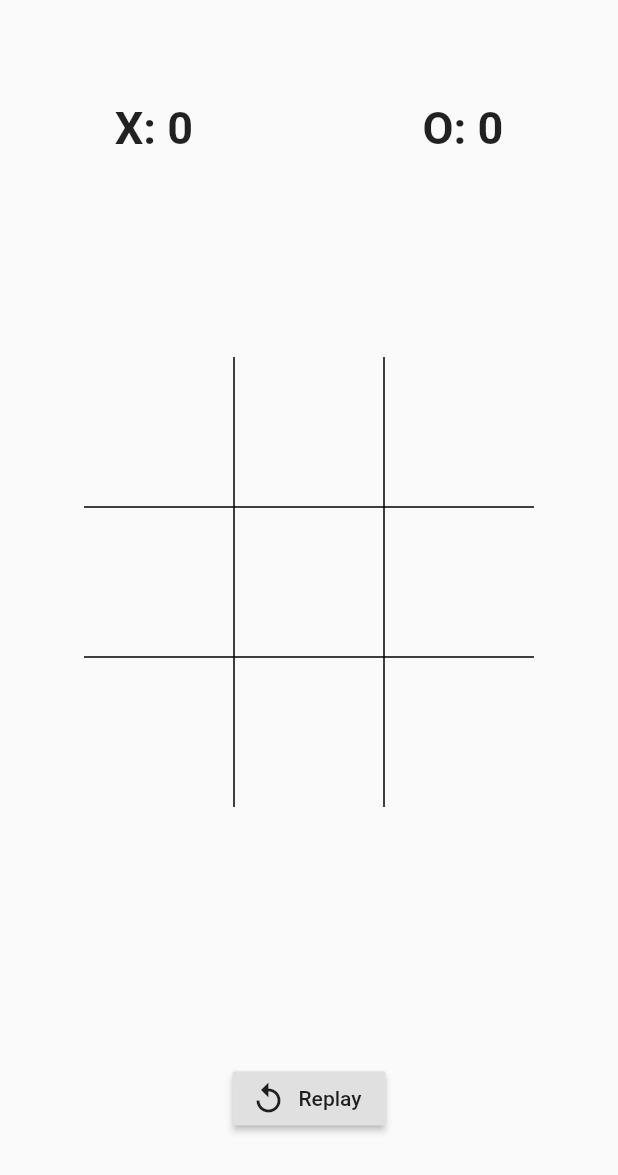
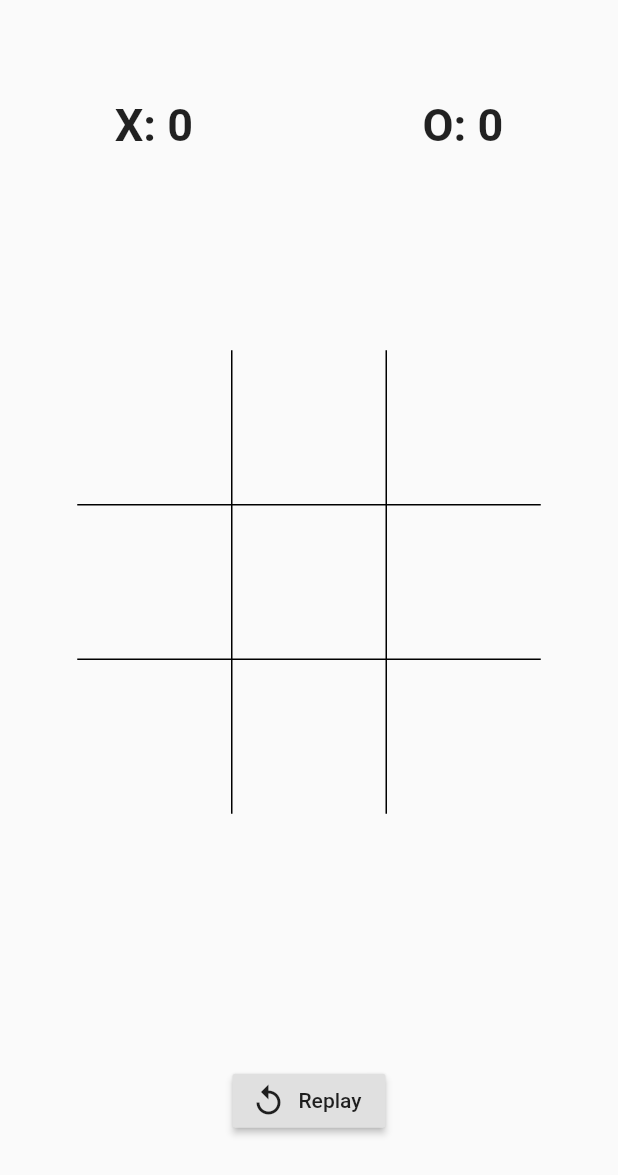
Before and after one commit to beevatsyu/flutter-tictactoe, a Flutter app: the screen it shows after launch, on a phone screen of 412 x 824 dp. Shown: the top 1175 px of the screen. Run offline on Flutter 3.47's test engine with Material 2 defaults, Android fonts, the light colour scheme and no system bars.

Commit message:
Implemented dynamic size.

```diff
--- a/lib/cell.dart
+++ b/lib/cell.dart
@@ -52,16 +52,17 @@ class _CellState extends State<Cell> {
           }
         },
         child: marked
-            ? Center(
+            ? FittedBox(
+              child: Padding(
+                padding: const EdgeInsets.all(4.0),
                 child: Text(
                   mark,
                   style: TextStyle(
-                    fontSize: 50,
-                    fontWeight: highlighted ? FontWeight.bold : null,
+                    color: highlighted ? Colors.red : null,
                   ),
-                  textAlign: TextAlign.center,
                 ),
-              )
+              ),
+            )
             : null,
       ),
     );
--- a/lib/game.dart
+++ b/lib/game.dart
@@ -1,3 +1,5 @@
+import 'dart:math';
+
 import 'package:flutter/material.dart';
 import 'result.dart';
 import 'score.dart';
@@ -40,6 +42,9 @@ class _GameState extends State<Game> {
 
   @override
   Widget build(BuildContext context) {
+    return LayoutBuilder(
+      builder: (context, constraints) {
+        final cellSize = min(constraints.maxHeight, constraints.maxWidth) * 0.25;
         return Table(
           defaultColumnWidth: IntrinsicColumnWidth(),
           border: TableBorder(
@@ -49,21 +54,25 @@ class _GameState extends State<Game> {
           children: [
             ...List<TableRow>.generate(
               3,
-          (i) => TableRow(
+              (row) => TableRow(
                 children: [
                   ...List<Cell>.generate(
                     3,
-                (j) => Cell(
-                    size: 100, //TODO: use dynamic size
-                    controller: widget.cellCtrls[i * 3 + j],
-                    onMarked: (String _mark) {
-                      _checkGameStatus(_mark, i * 3 + j);
-                    }),
+                    (col) {
+                      var index = row * 3 + col;
+                      return Cell(
+                        size: cellSize,
+                        controller: widget.cellCtrls[index],
+                        onMarked: (mark) => _checkGameStatus(mark, index),
+                      );
+                    },
                   ),
                 ],
               ),
             ),
           ],
+        );
+      },
     );
   }
 
@@ -74,9 +83,7 @@ class _GameState extends State<Game> {
       for (var winSet in winSets) {
         for (var mark in markMap.keys) {
           if (markMap[mark].containsAll(winSet)) {
-            winSet.forEach((index) {
-              widget.cellCtrls[index].highlight();
-            });
+            winSet.forEach((index) => widget.cellCtrls[index].highlight());
             widget.scoreCtrl.update(mark);
             _endGame("The winner is: $mark");
             return;
```
Lines whose indentation alone changed are shown as unchanged.
